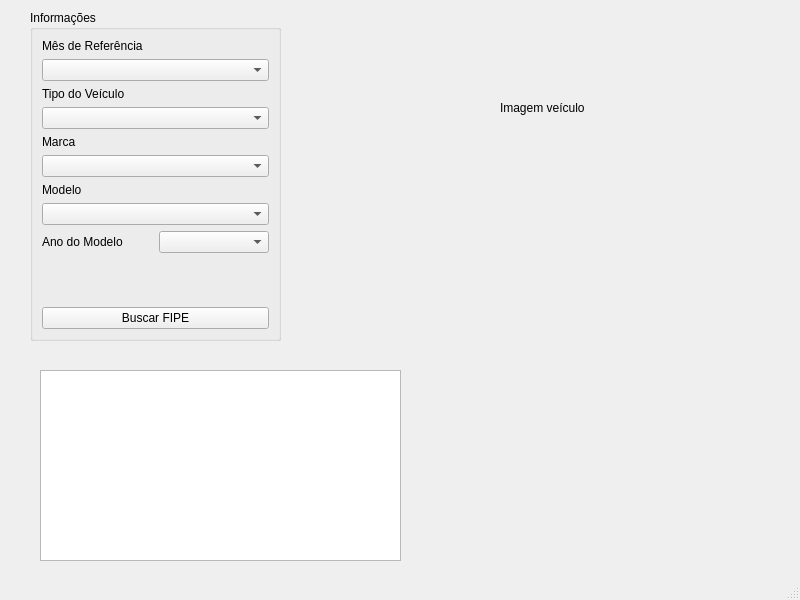
First picture: the form in mainwindow.ui, repository walter-agostinho/Vehicle_Searching, before the edit.
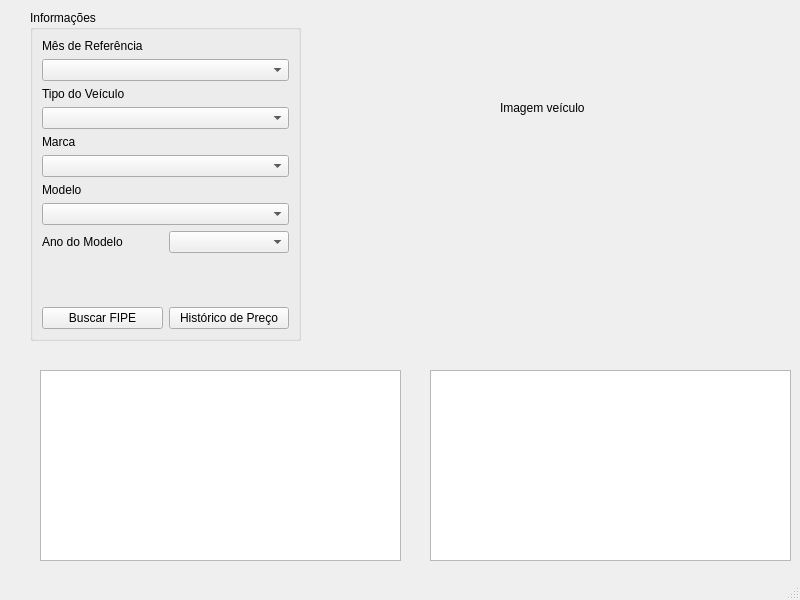
Second picture: the form after the edit.

Commit message: added GetModelPriceHistory and parsed info

What changed in the file:
```diff
--- a/mainwindow.ui
+++ b/mainwindow.ui
@@ -32,7 +32,7 @@
      <rect>
       <x>30</x>
       <y>10</y>
-      <width>251</width>
+      <width>271</width>
       <height>331</height>
      </rect>
     </property>
@@ -108,12 +108,23 @@
       </spacer>
      </item>
      <item>
+      <layout class="QHBoxLayout" name="horizontalLayout_2">
+       <item>
       <widget class="QPushButton" name="searchFipeButton">
        <property name="text">
         <string>Buscar FIPE</string>
        </property>
       </widget>
      </item>
+       <item>
+        <widget class="QPushButton" name="priceHistoryButton">
+         <property name="text">
+          <string>Histórico de Preço</string>
+         </property>
+        </widget>
+       </item>
+      </layout>
+     </item>
     </layout>
    </widget>
    <widget class="QPlainTextEdit" name="vehiclePlainTextEdit">
@@ -126,6 +137,16 @@
      </rect>
     </property>
    </widget>
+   <widget class="QPlainTextEdit" name="priceHistoryPlainTextEdit">
+    <property name="geometry">
+     <rect>
+      <x>430</x>
+      <y>370</y>
+      <width>361</width>
+      <height>191</height>
+     </rect>
+    </property>
+   </widget>
   </widget>
   <widget class="QMenuBar" name="menubar">
    <property name="geometry">
```
Lines whose indentation alone changed are shown as unchanged. The commit also changes 5 other files.
